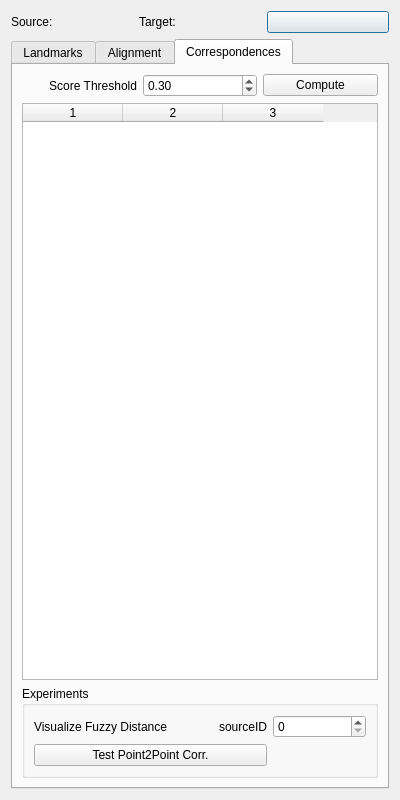
First picture: the form in topo-blend/landmarks_dialog.ui, repository ialhashim/topo-blend, before the edit.
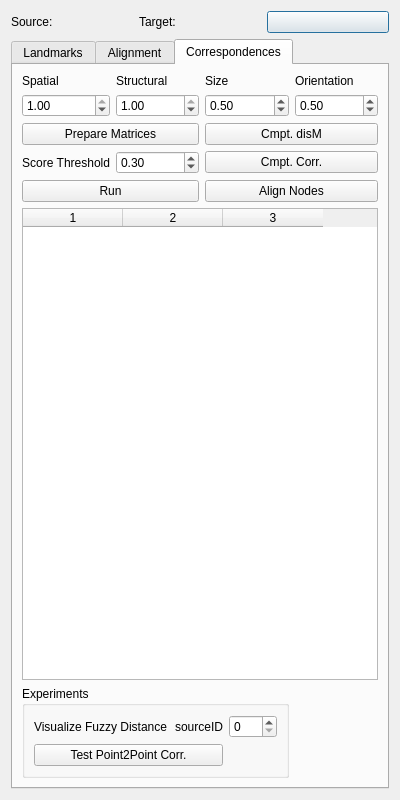
Second picture: the form after the edit. Icons and pictures are not drawn.

Commit message: [Corr.] Added parameters to UI. Refactored GraphCorresponder.

Diff of the .ui file:
```diff
--- a/topo-blend/landmarks_dialog.ui
+++ b/topo-blend/landmarks_dialog.ui
@@ -359,33 +359,17 @@
        <string>Correspondences</string>
       </attribute>
       <layout class="QGridLayout" name="gridLayout_5">
-       <item row="0" column="2">
-        <widget class="QPushButton" name="runButton">
+       <item row="4" column="2" colspan="2">
+        <widget class="QPushButton" name="computeCorrButton">
          <property name="styleSheet">
           <string notr="true">font: 75 8pt &quot;MS Shell Dlg 2&quot;;</string>
          </property>
          <property name="text">
-          <string>Compute</string>
+          <string>Cmpt. Corr.</string>
          </property>
         </widget>
        </item>
-       <item row="0" column="1">
-        <widget class="QDoubleSpinBox" name="scoreThreshold">
-         <property name="decimals">
-          <number>2</number>
-         </property>
-         <property name="maximum">
-          <double>1.000000000000000</double>
-         </property>
-         <property name="singleStep">
-          <double>0.050000000000000</double>
-         </property>
-         <property name="value">
-          <double>0.300000000000000</double>
-         </property>
-        </widget>
-       </item>
-       <item row="0" column="0">
+       <item row="4" column="0">
         <widget class="QLabel" name="label_2">
          <property name="text">
           <string>Score Threshold</string>
@@ -395,7 +379,7 @@
          </property>
         </widget>
        </item>
-       <item row="4" column="0" colspan="3">
+       <item row="8" column="0" colspan="4">
         <widget class="QTableWidget" name="corrTable">
          <property name="selectionMode">
           <enum>QAbstractItemView::ContiguousSelection</enum>
@@ -417,7 +401,7 @@
          <column/>
         </widget>
        </item>
-       <item row="5" column="0" colspan="3">
+       <item row="9" column="0" colspan="3">
         <widget class="QGroupBox" name="groupBox">
          <property name="title">
           <string>Experiments</string>
@@ -457,6 +441,130 @@
          </layout>
         </widget>
        </item>
+       <item row="1" column="0">
+        <widget class="QDoubleSpinBox" name="spatialWeight">
+         <property name="maximum">
+          <double>1.000000000000000</double>
+         </property>
+         <property name="singleStep">
+          <double>0.100000000000000</double>
+         </property>
+         <property name="value">
+          <double>1.000000000000000</double>
+         </property>
+        </widget>
+       </item>
+       <item row="1" column="1">
+        <widget class="QDoubleSpinBox" name="structuralWeight">
+         <property name="maximum">
+          <double>1.000000000000000</double>
+         </property>
+         <property name="singleStep">
+          <double>0.100000000000000</double>
+         </property>
+         <property name="value">
+          <double>1.000000000000000</double>
+         </property>
+        </widget>
+       </item>
+       <item row="0" column="0">
+        <widget class="QLabel" name="label_9">
+         <property name="text">
+          <string>Spatial</string>
+         </property>
+        </widget>
+       </item>
+       <item row="0" column="1">
+        <widget class="QLabel" name="label_10">
+         <property name="text">
+          <string>Structural</string>
+         </property>
+        </widget>
+       </item>
+       <item row="1" column="3">
+        <widget class="QDoubleSpinBox" name="orientationWeight">
+         <property name="maximum">
+          <double>10.000000000000000</double>
+         </property>
+         <property name="singleStep">
+          <double>0.100000000000000</double>
+         </property>
+         <property name="value">
+          <double>0.500000000000000</double>
+         </property>
+        </widget>
+       </item>
+       <item row="2" column="2" colspan="2">
+        <widget class="QPushButton" name="computeDisMButton">
+         <property name="text">
+          <string>Cmpt. disM</string>
+         </property>
+        </widget>
+       </item>
+       <item row="4" column="1">
+        <widget class="QDoubleSpinBox" name="scoreThreshold">
+         <property name="decimals">
+          <number>2</number>
+         </property>
+         <property name="maximum">
+          <double>1.000000000000000</double>
+         </property>
+         <property name="singleStep">
+          <double>0.050000000000000</double>
+         </property>
+         <property name="value">
+          <double>0.300000000000000</double>
+         </property>
+        </widget>
+       </item>
+       <item row="1" column="2">
+        <widget class="QDoubleSpinBox" name="sizeWeight">
+         <property name="maximum">
+          <double>1.000000000000000</double>
+         </property>
+         <property name="singleStep">
+          <double>0.100000000000000</double>
+         </property>
+         <property name="value">
+          <double>0.500000000000000</double>
+         </property>
+        </widget>
+       </item>
+       <item row="0" column="2">
+        <widget class="QLabel" name="label_11">
+         <property name="text">
+          <string>Size</string>
+         </property>
+        </widget>
+       </item>
+       <item row="0" column="3">
+        <widget class="QLabel" name="label_12">
+         <property name="text">
+          <string>Orientation</string>
+         </property>
+        </widget>
+       </item>
+       <item row="5" column="2" colspan="2">
+        <widget class="QPushButton" name="alignNodesButton">
+         <property name="text">
+          <string>Align Nodes</string>
+         </property>
+        </widget>
+       </item>
+       <item row="5" column="0" colspan="2">
+        <widget class="QPushButton" name="runButton">
+         <property name="text">
+          <string>Run</string>
+         </property>
+        </widget>
+       </item>
+       <item row="2" column="0" colspan="2">
+        <widget class="QPushButton" name="prepareButton">
+         <property name="text">
+          <string>Prepare Matrices</string>
+         </property>
+        </widget>
+       </item>
       </layout>
      </widget>
     </widget>
```
The commit also changes 4 other files.
